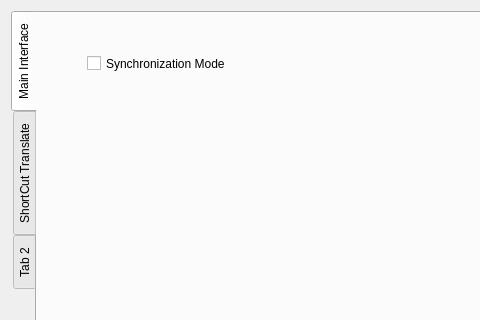
Qt form settingsdialog.ui (MaxDumbledore/LangSword) before a commit; both pictures show x 0 to 480 and y 0 to 320 of the 707 by 425 pixel window.
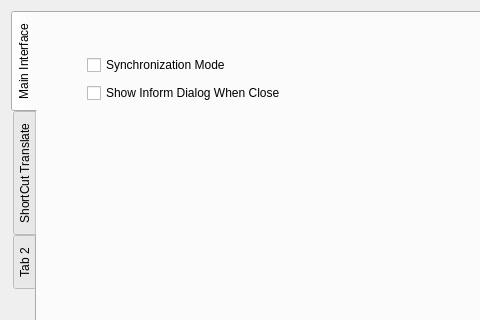
The same form after that commit. The open tabs and pages were chosen to show the change.

The edit to the form file:
```diff
--- a/settingsdialog.ui
+++ b/settingsdialog.ui
@@ -39,18 +39,31 @@
       <attribute name="title">
        <string>Main Interface</string>
       </attribute>
-      <widget class="QCheckBox" name="syncModeCheckBox">
+      <widget class="QWidget" name="">
        <property name="geometry">
         <rect>
          <x>50</x>
          <y>40</y>
-         <width>181</width>
-         <height>21</height>
+         <width>245</width>
+         <height>54</height>
         </rect>
        </property>
+       <layout class="QGridLayout" name="gridLayout_3">
+        <item row="0" column="0">
+         <widget class="QCheckBox" name="syncModeCheckBox">
        <property name="text">
         <string>Synchronization Mode</string>
        </property>
+         </widget>
+        </item>
+        <item row="1" column="0">
+         <widget class="QCheckBox" name="informCheckBox">
+          <property name="text">
+           <string>Show Inform Dialog When Close</string>
+          </property>
+         </widget>
+        </item>
+       </layout>
       </widget>
      </widget>
      <widget class="QWidget" name="tab_2">
```
Left out of the diff: 2 changed lines with no effect on the pictures. Lines whose indentation alone changed are shown as unchanged.
